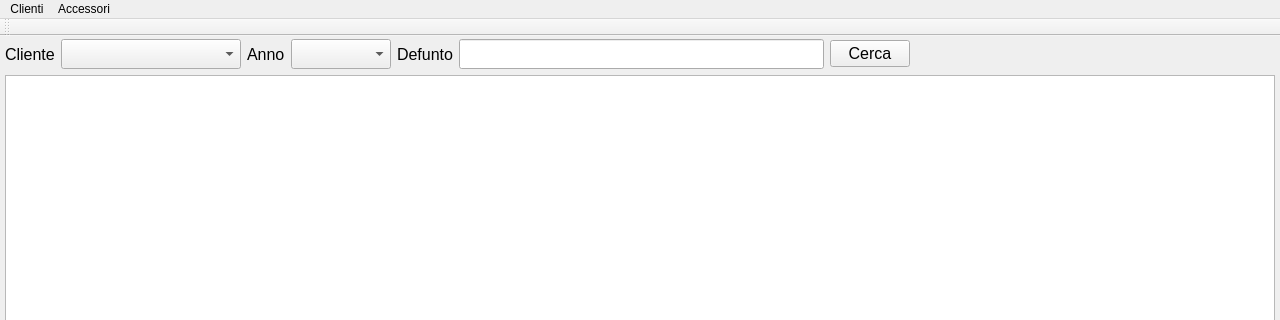
Qt form funeraria.ui (LuigiCaradonna/funeraria) before a commit; both pictures show x 0 to 1280 and y 0 to 320 of the 1280 by 800 pixel window.
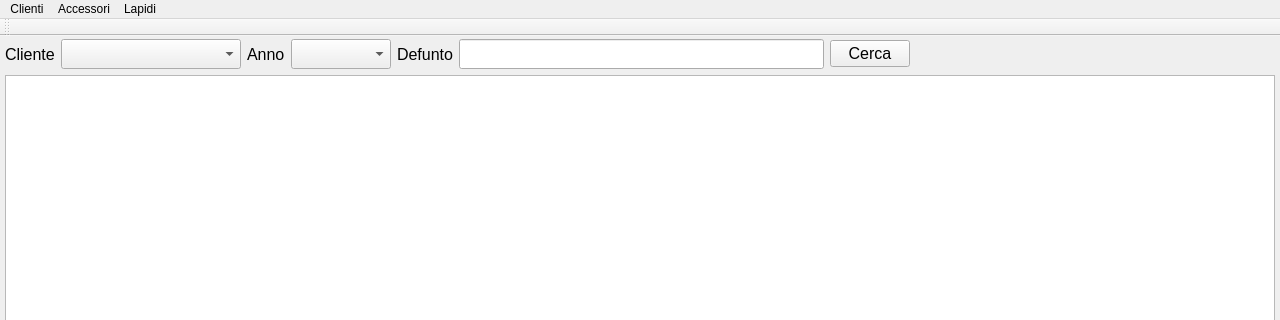
The same form after that commit.

The edit to the form file:
```diff
--- a/funeraria.ui
+++ b/funeraria.ui
@@ -269,8 +269,15 @@
     <addaction name="actionCNew"/>
     <addaction name="actionCList"/>
    </widget>
+   <widget class="QMenu" name="menuLapidi">
+    <property name="title">
+     <string>Lapidi</string>
+    </property>
+    <addaction name="actionTNew"/>
+   </widget>
    <addaction name="menuClienti"/>
    <addaction name="menuAccessories"/>
+   <addaction name="menuLapidi"/>
   </widget>
   <widget class="QToolBar" name="mainToolBar">
    <attribute name="toolBarArea">
```
Left out of the diff: 5 changed lines with no effect on the pictures.
